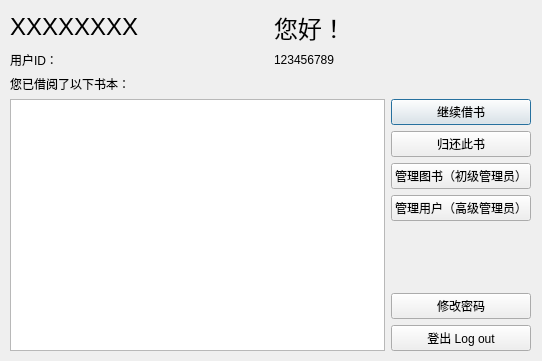
First picture: the form in LiBrother/LiBrotherClient/usermain.ui, repository sxtyzhangzk/LiBrother, before the edit.
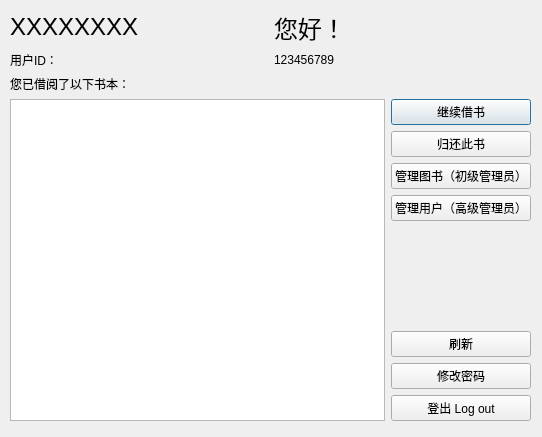
Second picture: the form after the edit.

Commit message: add some note && add the usermain fresh button

Diff of the .ui file:
```diff
--- a/LiBrother/LiBrotherClient/usermain.ui
+++ b/LiBrother/LiBrotherClient/usermain.ui
@@ -7,7 +7,7 @@
     <x>0</x>
     <y>0</y>
     <width>542</width>
-    <height>361</height>
+    <height>437</height>
    </rect>
   </property>
   <property name="windowTitle">
@@ -19,7 +19,7 @@
      <x>10</x>
      <y>10</y>
      <width>521</width>
-     <height>341</height>
+     <height>411</height>
     </rect>
    </property>
    <layout class="QVBoxLayout" name="verticalLayout_5">
@@ -124,6 +124,13 @@
             </property>
            </spacer>
           </item>
+          <item>
+           <widget class="QPushButton" name="pushButton_7">
+            <property name="text">
+             <string>刷新</string>
+            </property>
+           </widget>
+          </item>
           <item>
            <widget class="QPushButton" name="pushButton_5">
             <property name="text">
```
The commit also changes 12 other files.
